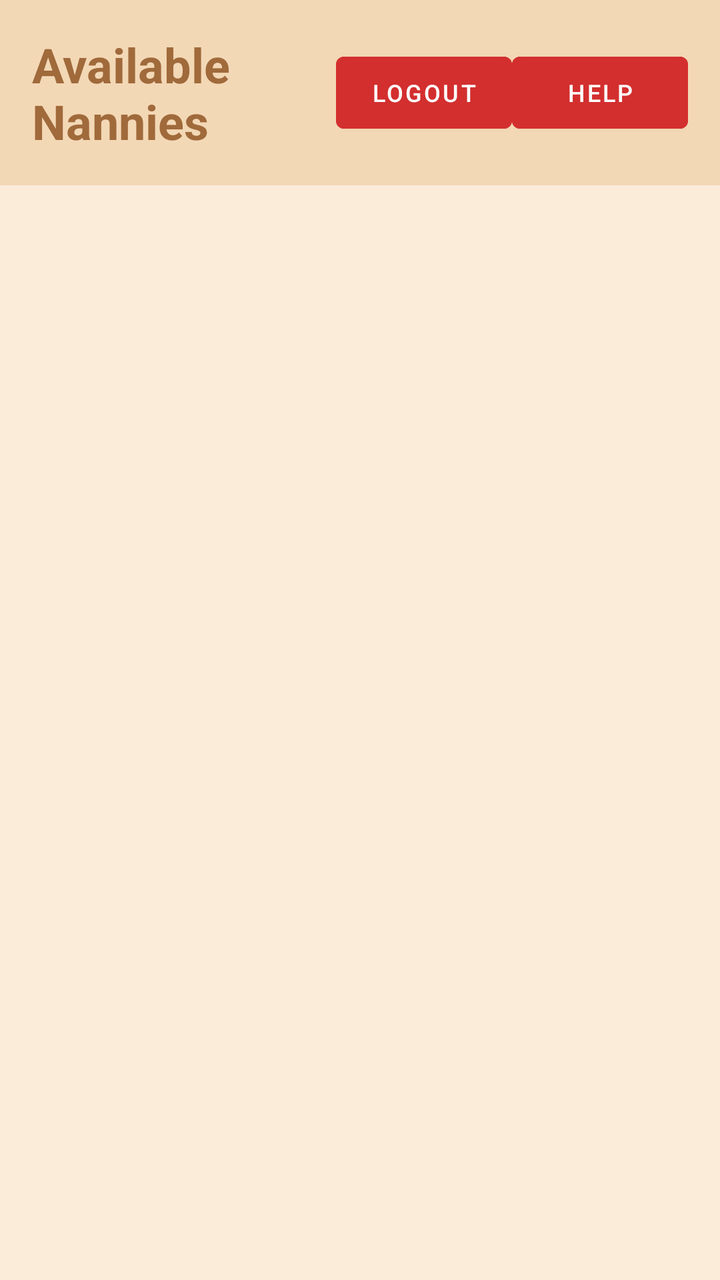
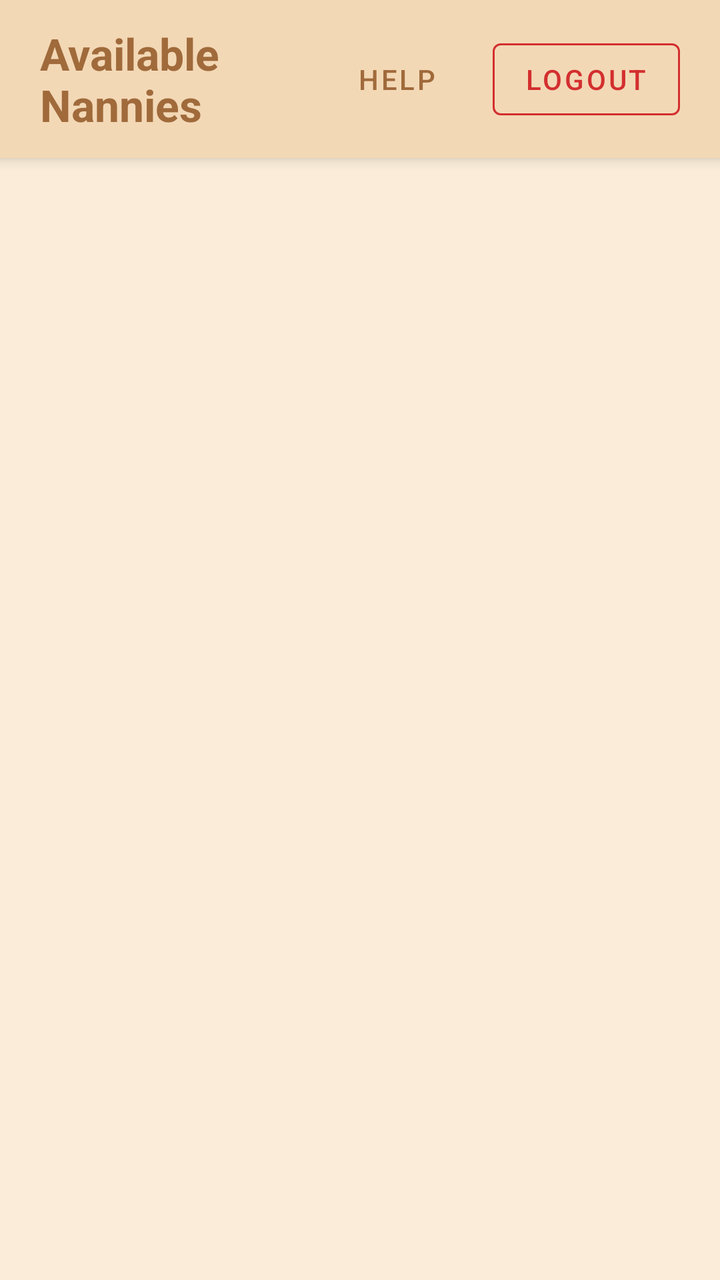

The first picture is an Android layout as it rendered before a commit; the second is the same layout after the commit. The layout source and the unified diff follow.
<!-- AndroidManifest.xml: application theme Theme.NannySystem -->
<!-- res/layout/activity_home_dashboard.xml -->
<?xml version="1.0" encoding="utf-8"?>
<LinearLayout xmlns:android="http://schemas.android.com/apk/res/android"
    android:layout_width="match_parent"
    android:layout_height="match_parent"
    android:background="#FAECD9"
    android:orientation="vertical">

    
    <LinearLayout
        android:layout_width="match_parent"
        android:layout_height="wrap_content"
        android:background="#F3D8B6"
        android:gravity="center_vertical"
        android:orientation="horizontal"
        android:padding="16dp">

        <TextView
            android:layout_width="0dp"
            android:layout_height="wrap_content"
            android:layout_weight="1"
            android:text="Available Nannies"
            android:textColor="#A06A3B"
            android:textSize="24sp"
            android:textStyle="bold" />

        <Button
            android:id="@+id/btnLogout"
            android:layout_width="wrap_content"
            android:layout_height="wrap_content"
            android:backgroundTint="#D32F2F"
            android:text="Logout"
            android:textColor="#FFFFFF"
            android:textSize="12sp" />

        <Button
            android:id="@+id/btnHelp"
            android:layout_width="wrap_content"
            android:layout_height="wrap_content"
            android:backgroundTint="#D32F2F"
            android:text="Help"
            android:textColor="#FFFFFF"
            android:textSize="12sp"/>
    </LinearLayout>

    
    <androidx.recyclerview.widget.RecyclerView
        android:id="@+id/rvNannies"
        android:layout_width="match_parent"
        android:layout_height="match_parent"
        android:padding="8dp"
        android:clipToPadding="false" />

</LinearLayout>
<!-- resources referenced by this layout -->
<resources>
  <style name="Theme.NannySystem" parent="Theme.MaterialComponents.DayNight.DarkActionBar">
          
          <item name="colorPrimary">@color/purple_500</item>
          <item name="colorPrimaryVariant">@color/purple_700</item>
          <item name="colorOnPrimary">@color/white</item>
          
          <item name="colorSecondary">@color/teal_200</item>
          <item name="colorSecondaryVariant">@color/teal_700</item>
          <item name="colorOnSecondary">@color/black</item>
          
          <item name="android:statusBarColor">?attr/colorPrimaryVariant</item>
          
      </style>
  <color name="purple_500">#FF6200EE</color>
  <color name="purple_700">#FF3700B3</color>
  <color name="white">#FFFFFFFF</color>
  <color name="teal_200">#FF03DAC5</color>
  <color name="teal_700">#FF018786</color>
  <color name="black">#FF000000</color>
</resources>

<!-- the commit's change to res/layout/activity_home_dashboard.xml (unified diff, before → after) -->
@@ -1,53 +1,71 @@
 <?xml version="1.0" encoding="utf-8"?>
-<LinearLayout xmlns:android="http://schemas.android.com/apk/res/android"
+<androidx.constraintlayout.widget.ConstraintLayout xmlns:android="http://schemas.android.com/apk/res/android"
+    xmlns:app="http://schemas.android.com/apk/res-auto"
     android:layout_width="match_parent"
     android:layout_height="match_parent"
-    android:background="#FAECD9"
-    android:orientation="vertical">
+    android:background="#FAECD9">
 
     
-    <LinearLayout
+    <androidx.constraintlayout.widget.ConstraintLayout
+        android:id="@+id/headerLayout"
         android:layout_width="match_parent"
         android:layout_height="wrap_content"
         android:background="#F3D8B6"
-        android:gravity="center_vertical"
-        android:orientation="horizontal"
-        android:padding="16dp">
+        android:elevation="4dp"
+        android:paddingHorizontal="20dp"
+        android:paddingVertical="12dp"
+        app:layout_constraintTop_toTopOf="parent">
 
         <TextView
+            android:id="@+id/tvTitle"
             android:layout_width="0dp"
             android:layout_height="wrap_content"
-            android:layout_weight="1"
             android:text="Available Nannies"
             android:textColor="#A06A3B"
-            android:textSize="24sp"
-            android:textStyle="bold" />
+            android:textSize="22sp"
+            android:textStyle="bold"
+            app:layout_constraintBottom_toBottomOf="parent"
+            app:layout_constraintEnd_toStartOf="@+id/btnHelp"
+            app:layout_constraintStart_toStartOf="parent"
+            app:layout_constraintTop_toTopOf="parent" />
 
-        <Button
-            android:id="@+id/btnLogout"
+        
+        <com.google.android.material.button.MaterialButton
+            android:id="@+id/btnHelp"
+            style="@style/Widget.MaterialComponents.Button.TextButton"
             android:layout_width="wrap_content"
             android:layout_height="wrap_content"
-            android:backgroundTint="#D32F2F"
-            android:text="Logout"
-            android:textColor="#FFFFFF"
-            android:textSize="12sp" />
+            android:layout_marginEnd="4dp"
+            android:text="Help"
+            android:textColor="#A06A3B"
+            app:layout_constraintBottom_toBottomOf="parent"
+            app:layout_constraintEnd_toStartOf="@+id/btnLogout"
+            app:layout_constraintTop_toTopOf="parent" />
 
-        <Button
-            android:id="@+id/btnHelp"
+        
+        <com.google.android.material.button.MaterialButton
+            android:id="@+id/btnLogout"
+            style="@style/Widget.MaterialComponents.Button.OutlinedButton"
             android:layout_width="wrap_content"
             android:layout_height="wrap_content"
-            android:backgroundTint="#D32F2F"
-            android:text="Help"
-            android:textColor="#FFFFFF"
-            android:textSize="12sp"/>
-    </LinearLayout>
+            android:text="Logout"
+            android:textColor="#D32F2F"
+            app:strokeColor="#D32F2F"
+            app:strokeWidth="1dp"
+            app:layout_constraintBottom_toBottomOf="parent"
+            app:layout_constraintEnd_toEndOf="parent"
+            app:layout_constraintTop_toTopOf="parent" />
+
+    </androidx.constraintlayout.widget.ConstraintLayout>
 
     
     <androidx.recyclerview.widget.RecyclerView
         android:id="@+id/rvNannies"
         android:layout_width="match_parent"
-        android:layout_height="match_parent"
-        android:padding="8dp"
-        android:clipToPadding="false" />
+        android:layout_height="0dp"
+        android:clipToPadding="false"
+        android:padding="12dp"
+        app:layout_constraintBottom_toBottomOf="parent"
+        app:layout_constraintTop_toBottomOf="@id/headerLayout" />
 
-</LinearLayout>
+</androidx.constraintlayout.widget.ConstraintLayout>
